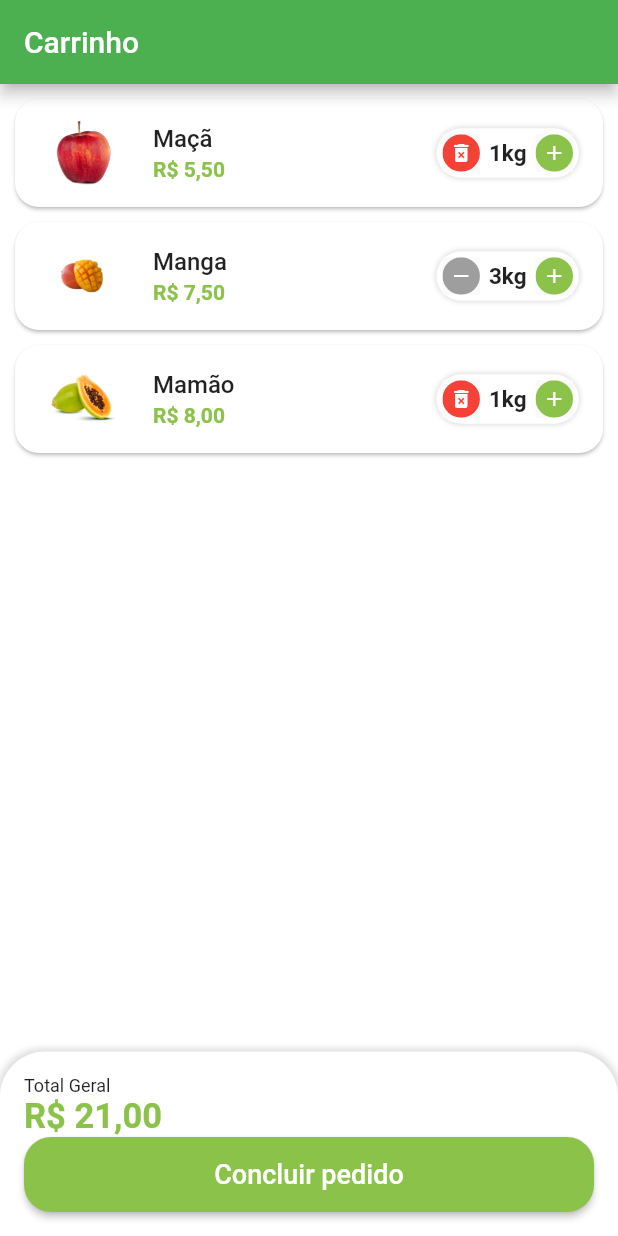
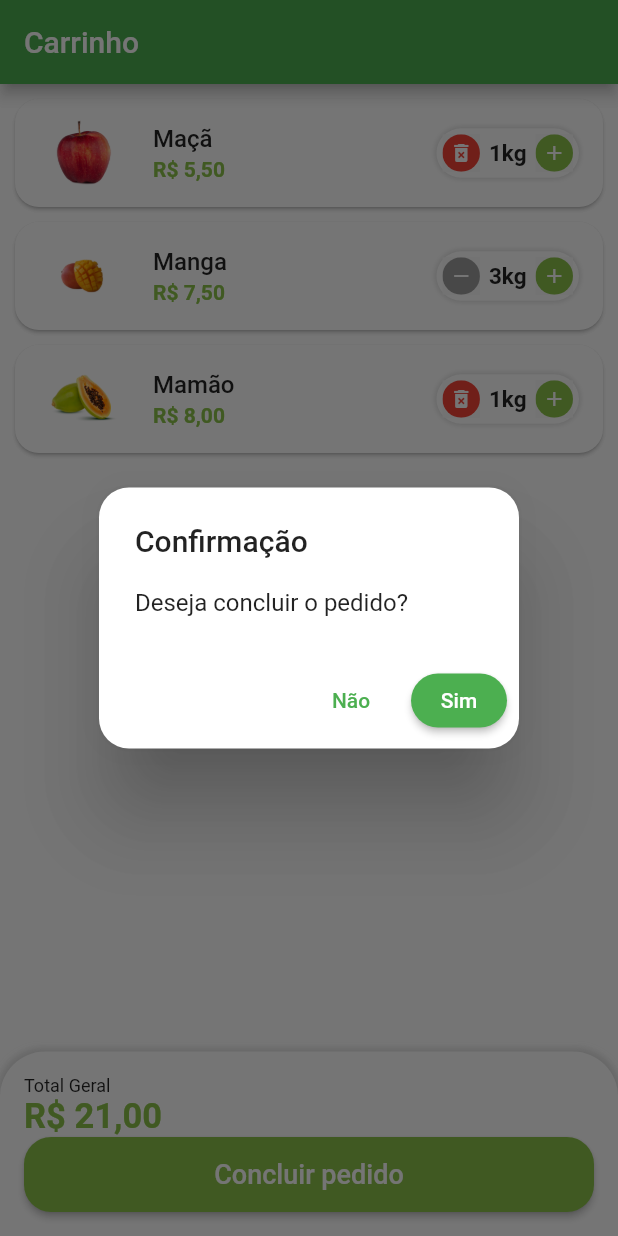
Before and after one commit to isaias99i/GreenGrocer, a Flutter app: the CartTab screen opened directly, after a tap on "Concluir pedido", on a phone screen of 412 x 824 dp. Run offline on Flutter 3.47's test engine with Material 2 defaults, Android fonts, the phone set to English and light mode, and no system bars; our stand-ins replace animated_text_kit, badges, mask_text_input_formatter.

Commit message:
Alert para conclusão de pedido

```diff
--- a/lib/src/pages/cart/cart_tab.dart
+++ b/lib/src/pages/cart/cart_tab.dart
@@ -21,9 +21,9 @@ class _CartTabState extends State<CartTab> {
     });
   }
 
-  double cartTotalPrice(){
+  double cartTotalPrice() {
     double total = 0;
-    for(var item in appData.cartItems){
+    for (var item in appData.cartItems) {
       total += item.totalPrice();
     }
     return total;
@@ -48,11 +48,10 @@ class _CartTabState extends State<CartTab> {
                 return CartTile(
                   cartItem: appData.cartItems[index],
                   //remove: removeItemFromCart,
-                  updatedQuantity: (qtd){
-                    if(qtd == 0){
+                  updatedQuantity: (qtd) {
+                    if (qtd == 0) {
                       removeItemFromCart(appData.cartItems[index]);
-                    }
-                    else{
+                    } else {
                       setState(() => cartItem.quantity = qtd);
                     }
                   },
@@ -100,7 +99,10 @@ class _CartTabState extends State<CartTab> {
                         shape: RoundedRectangleBorder(
                           borderRadius: BorderRadius.circular(18),
                         )),
-                    onPressed: () {},
+                    onPressed: () async {
+                      bool? result = await showOrderConfirmation();
+                      print(result);
+                    },
                     child: const Text(
                       'Concluir pedido',
                       style: TextStyle(
@@ -116,4 +118,38 @@ class _CartTabState extends State<CartTab> {
       ),
     );
   }
+
+  Future<bool?> showOrderConfirmation() {
+    return showDialog<bool>(
+      context: context,
+      builder: (context) {
+        return AlertDialog(
+          shape: RoundedRectangleBorder(
+            borderRadius: BorderRadius.circular(20),
+          ),
+          title: const Text('Confirmação'),
+          content: const Text('Deseja concluir o pedido?'),
+          actions: [
+            TextButton(
+              onPressed: () {
+                Navigator.of(context).pop(false);
+              },
+              child: const Text('Não'),
+            ),
+            ElevatedButton(
+              style: ElevatedButton.styleFrom(
+                shape: RoundedRectangleBorder(
+                  borderRadius: BorderRadius.circular(20),
+                ),
+              ),
+              onPressed: () {
+                Navigator.of(context).pop(true);
+              },
+              child: const Text('Sim'),
+            )
+          ],
+        );
+      },
+    );
+  }
 }
```
